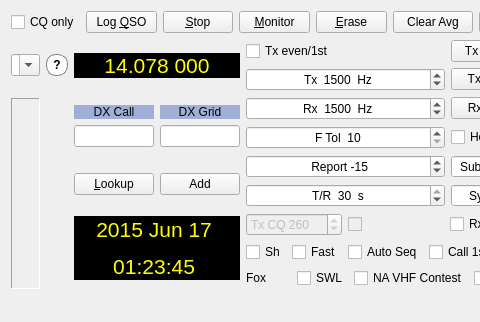
Qt form mainwindow.ui (saitohirga/WSJT-X) before a commit; both pictures show x 0 to 480 and y 233 to 555 of the 867 by 555 pixel window.
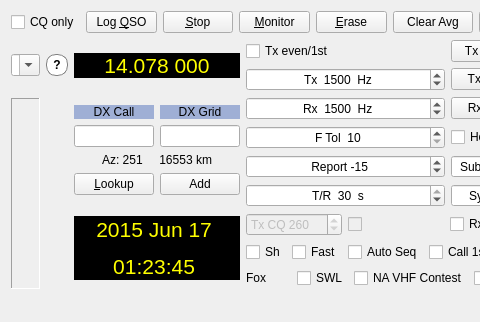
The same form after that commit. Custom widgets are drawn as their Qt base class.

Commit message: Add example text to label.

```diff
--- a/mainwindow.ui
+++ b/mainwindow.ui
@@ -2475,7 +2475,7 @@
             <bool>true</bool>
            </property>
            <property name="text">
-            <string/>
+            <string>Az: 251     16553 km</string>
            </property>
            <property name="alignment">
             <set>Qt::AlignCenter</set>
```
